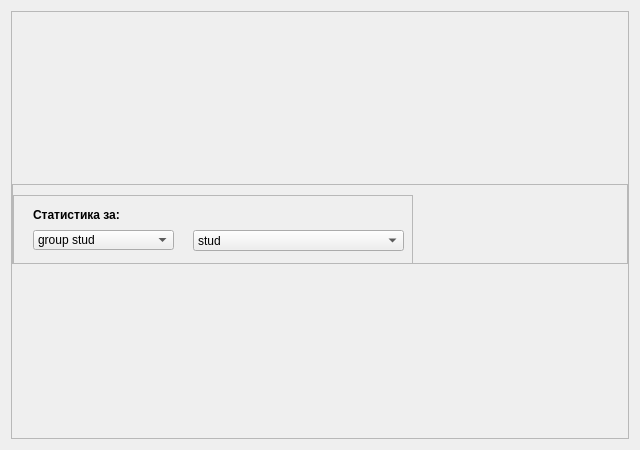
Old version of the form src/statisticsForms/studentstatistics.ui in the repository MikeostCorp/Gradify.
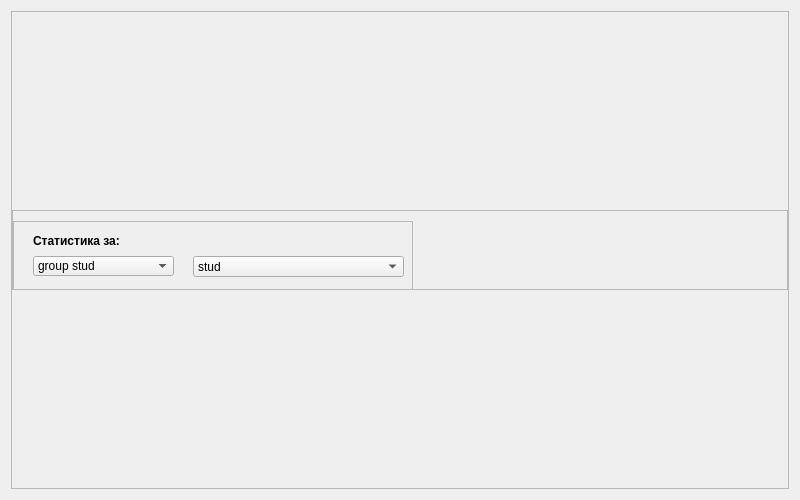
New version of the form.

Commit message: update student statistics

```diff
--- a/src/statisticsForms/studentstatistics.ui
+++ b/src/statisticsForms/studentstatistics.ui
@@ -6,14 +6,14 @@
    <rect>
     <x>0</x>
     <y>0</y>
-    <width>640</width>
-    <height>450</height>
+    <width>800</width>
+    <height>500</height>
    </rect>
   </property>
   <property name="minimumSize">
    <size>
-    <width>640</width>
-    <height>450</height>
+    <width>800</width>
+    <height>500</height>
    </size>
   </property>
   <property name="windowTitle">
@@ -135,7 +135,7 @@
              <rect>
               <x>20</x>
               <y>10</y>
-              <width>311</width>
+              <width>361</width>
               <height>21</height>
              </rect>
             </property>
@@ -190,7 +190,7 @@
         <property name="sizeHint" stdset="0">
          <size>
           <width>20</width>
-          <height>1</height>
+          <height>0</height>
          </size>
         </property>
        </spacer>
```
The commit also changes 2 other files.
